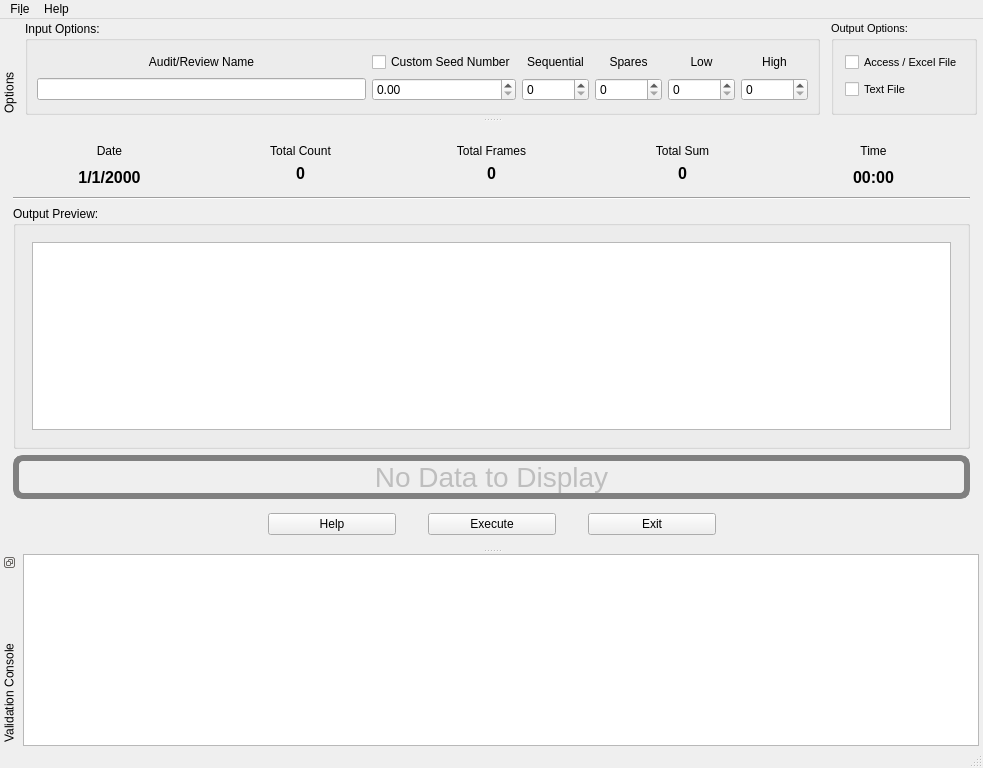
Old version of the form products/RAT-STATS/rstats_modules/single_stage_random_numbers/src/UIRStatsSSRN.ui in the repository cbtek/RStats2017.
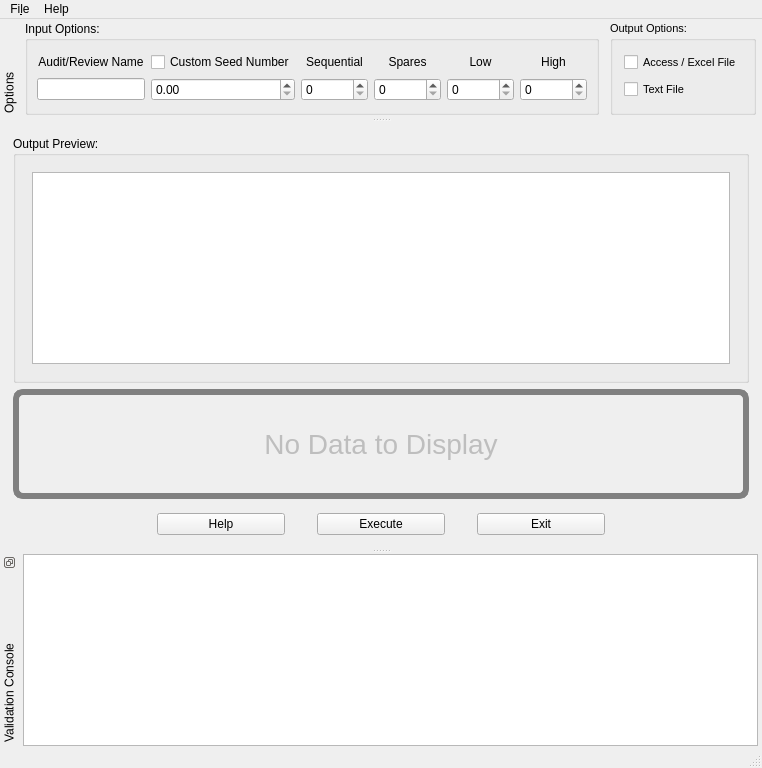
New version of the form.

Patch:
```diff
--- a/products/RAT-STATS/rstats_modules/single_stage_random_numbers/src/UIRStatsSSRN.ui
+++ b/products/RAT-STATS/rstats_modules/single_stage_random_numbers/src/UIRStatsSSRN.ui
@@ -6,7 +6,7 @@
    <rect>
     <x>0</x>
     <y>0</y>
-    <width>983</width>
+    <width>762</width>
     <height>768</height>
    </rect>
   </property>
@@ -36,228 +36,6 @@
        <property name="bottomMargin">
         <number>4</number>
        </property>
-       <item>
-        <widget class="QFrame" name="m_frmTotals">
-         <property name="sizePolicy">
-          <sizepolicy hsizetype="Preferred" vsizetype="Fixed">
-           <horstretch>0</horstretch>
-           <verstretch>0</verstretch>
-          </sizepolicy>
-         </property>
-         <layout class="QHBoxLayout" name="horizontalLayout_5">
-          <property name="leftMargin">
-           <number>4</number>
-          </property>
-          <property name="topMargin">
-           <number>4</number>
-          </property>
-          <property name="rightMargin">
-           <number>4</number>
-          </property>
-          <property name="bottomMargin">
-           <number>4</number>
-          </property>
-          <item>
-           <layout class="QVBoxLayout" name="verticalLayout_7">
-            <item>
-             <widget class="QLabel" name="label_7">
-              <property name="text">
-               <string>Date</string>
-              </property>
-              <property name="alignment">
-               <set>Qt::AlignCenter</set>
-              </property>
-             </widget>
-            </item>
-            <item>
-             <widget class="QLabel" name="m_lblDate">
-              <property name="font">
-               <font>
-                <pointsize>12</pointsize>
-                <weight>75</weight>
-                <bold>true</bold>
-               </font>
-              </property>
-              <property name="text">
-               <string>1/1/2000</string>
-              </property>
-              <property name="alignment">
-               <set>Qt::AlignCenter</set>
-              </property>
-             </widget>
-            </item>
-           </layout>
-          </item>
-          <item>
-           <layout class="QVBoxLayout" name="verticalLayout_8">
-            <property name="leftMargin">
-             <number>4</number>
-            </property>
-            <property name="topMargin">
-             <number>4</number>
-            </property>
-            <property name="rightMargin">
-             <number>4</number>
-            </property>
-            <property name="bottomMargin">
-             <number>4</number>
-            </property>
-            <item>
-             <widget class="QLabel" name="m_lblTotalRandomNumbersLabel">
-              <property name="text">
-               <string>Total Count</string>
-              </property>
-              <property name="alignment">
-               <set>Qt::AlignCenter</set>
-              </property>
-             </widget>
-            </item>
-            <item>
-             <widget class="QLabel" name="m_lblTotalRandomNumbersValue">
-              <property name="font">
-               <font>
-                <pointsize>12</pointsize>
-                <weight>75</weight>
-                <bold>true</bold>
-               </font>
-              </property>
-              <property name="text">
-               <string>0</string>
-              </property>
-              <property name="alignment">
-               <set>Qt::AlignCenter</set>
-              </property>
-             </widget>
-            </item>
-           </layout>
-          </item>
-          <item>
-           <layout class="QVBoxLayout" name="verticalLayout_9">
-            <property name="leftMargin">
-             <number>4</number>
-            </property>
-            <property name="topMargin">
-             <number>4</number>
-            </property>
-            <property name="rightMargin">
-             <number>4</number>
-            </property>
-            <property name="bottomMargin">
-             <number>4</number>
-            </property>
-            <item>
-             <widget class="QLabel" name="m_lblTotalFrameSizeLabel">
-              <property name="text">
-               <string>Total Frames</string>
-              </property>
-              <property name="alignment">
-               <set>Qt::AlignCenter</set>
-              </property>
-             </widget>
-            </item>
-            <item>
-             <widget class="QLabel" name="m_lblTotalFrameSizeValue">
-              <property name="font">
-               <font>
-                <pointsize>12</pointsize>
-                <weight>75</weight>
-                <bold>true</bold>
-               </font>
-              </property>
-              <property name="text">
-               <string>0</string>
-              </property>
-              <property name="alignment">
-               <set>Qt::AlignCenter</set>
-              </property>
-             </widget>
-            </item>
-           </layout>
-          </item>
-          <item>
-           <layout class="QVBoxLayout" name="verticalLayout_10">
-            <property name="leftMargin">
-             <number>4</number>
-            </property>
-            <property name="topMargin">
-             <number>4</number>
-            </property>
-            <property name="rightMargin">
-             <number>4</number>
-            </property>
-            <property name="bottomMargin">
-             <number>4</number>
-            </property>
-            <item>
-             <widget class="QLabel" name="m_lblOutputSummationLabel">
-              <property name="text">
-               <string>Total Sum</string>
-              </property>
-              <property name="alignment">
-               <set>Qt::AlignCenter</set>
-              </property>
-             </widget>
-            </item>
-            <item>
-             <widget class="QLabel" name="m_lblOutputSummationValue">
-              <property name="font">
-               <font>
-                <pointsize>12</pointsize>
-                <weight>75</weight>
-                <bold>true</bold>
-               </font>
-              </property>
-              <property name="text">
-               <string>0</string>
-              </property>
-              <property name="alignment">
-               <set>Qt::AlignCenter</set>
-              </property>
-             </widget>
-            </item>
-           </layout>
-          </item>
-          <item>
-           <layout class="QVBoxLayout" name="verticalLayout_12">
-            <item>
-             <widget class="QLabel" name="label_9">
-              <property name="text">
-               <string>Time</string>
-              </property>
-              <property name="alignment">
-               <set>Qt::AlignCenter</set>
-              </property>
-             </widget>
-            </item>
-            <item>
-             <widget class="QLabel" name="m_lblTime">
-              <property name="font">
-               <font>
-                <pointsize>12</pointsize>
-                <weight>75</weight>
-                <bold>true</bold>
-               </font>
-              </property>
-              <property name="text">
-               <string>00:00</string>
-              </property>
-              <property name="alignment">
-               <set>Qt::AlignCenter</set>
-              </property>
-             </widget>
-            </item>
-           </layout>
-          </item>
-         </layout>
-        </widget>
-       </item>
-       <item>
-        <widget class="Line" name="m_line">
-         <property name="orientation">
-          <enum>Qt::Horizontal</enum>
-         </property>
-        </widget>
-       </item>
        <item>
         <widget class="QGroupBox" name="m_grpOutput">
          <property name="sizePolicy">
@@ -536,7 +314,11 @@
             </widget>
            </item>
            <item row="1" column="1">
-            <widget class="QDoubleSpinBox" name="m_spnSeed"/>
+            <widget class="QDoubleSpinBox" name="m_spnSeed">
+             <property name="maximum">
+              <double>9999999999.000000000000000</double>
+             </property>
+            </widget>
            </item>
            <item row="1" column="5">
             <widget class="QSpinBox" name="m_spnHighNumber">
@@ -672,7 +454,7 @@
     <rect>
      <x>0</x>
      <y>0</y>
-     <width>983</width>
+     <width>762</width>
      <height>20</height>
     </rect>
    </property>
```
Left out of the diff: 4 changed lines with no effect on the pictures.
